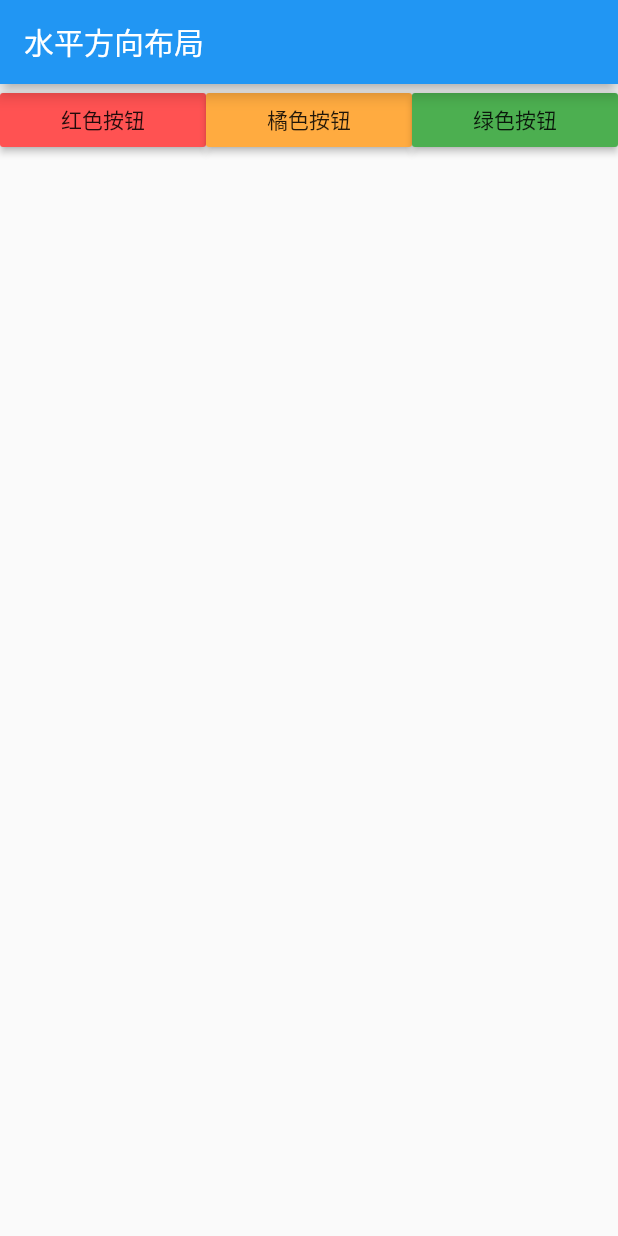
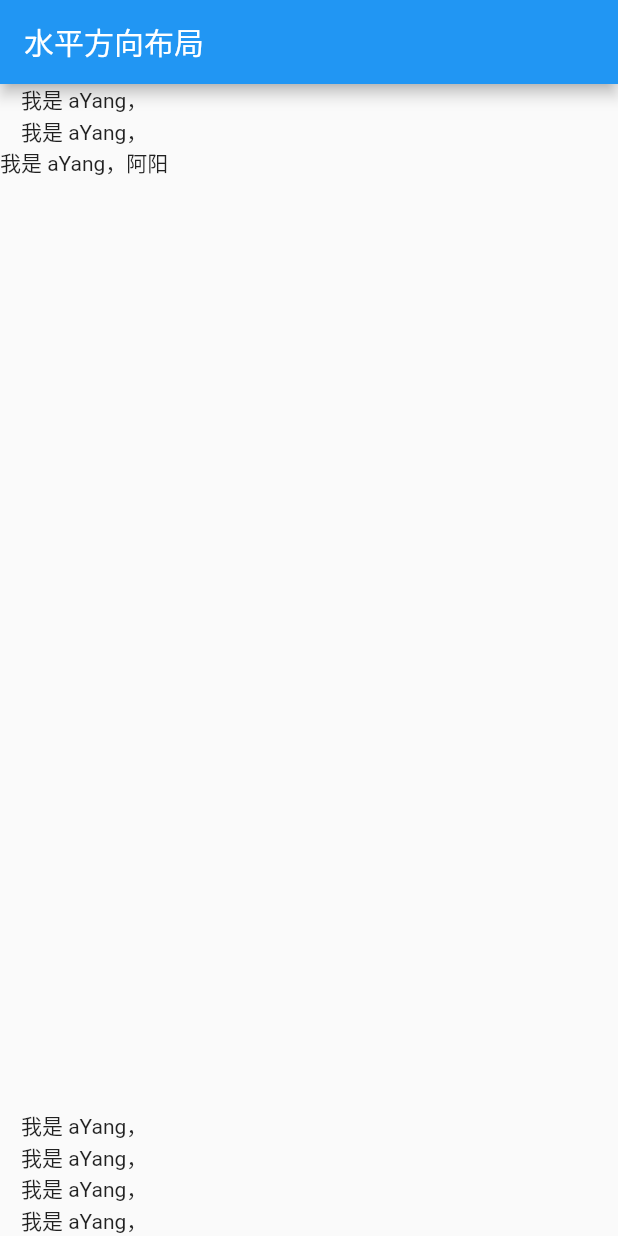
Before and after one commit to aYangLi/js_pang_flutter, a Flutter app: the screen it shows after launch, on a phone screen of 412 x 824 dp. Run offline on Flutter 3.47's test engine with Material 2 defaults, Android fonts, the phone set to English and light mode, and no system bars.

Commit message:
垂直方向布局

```diff
--- a/demo03/lib/main.dart
+++ b/demo03/lib/main.dart
@@ -11,26 +11,41 @@ class MyApp extends StatelessWidget{
         appBar: AppBar(
           title: Text('水平方向布局'),
         ),
-        body: Row(
+        // body: Row(
+        //   children: <Widget>[
+        //     Expanded(
+        //       child: RaisedButton(
+        //       onPressed: (){},
+        //       color: Colors.redAccent,
+        //       child: Text('红色按钮'),
+        //     )),
+        //      Expanded(
+        //       child: RaisedButton(
+        //       onPressed: (){},
+        //       color: Colors.orangeAccent,
+        //       child: Text('橘色按钮'),
+        //     )),
+        //      Expanded(
+        //       child: RaisedButton(
+        //       onPressed: (){},
+        //       color: Colors.green,
+        //       child: Text('绿色按钮'),
+        //     ))
+        //   ],
+        // ),
+
+        // 垂直方向布局
+        body: Column(
+          crossAxisAlignment: CrossAxisAlignment.center,
+          mainAxisAlignment: MainAxisAlignment.center,
           children: <Widget>[
-            Expanded(
-              child: RaisedButton(
-              onPressed: (){},
-              color: Colors.redAccent,
-              child: Text('红色按钮'),
-            )),
-             Expanded(
-              child: RaisedButton(
-              onPressed: (){},
-              color: Colors.orangeAccent,
-              child: Text('橘色按钮'),
-            )),
-             Expanded(
-              child: RaisedButton(
-              onPressed: (){},
-              color: Colors.green,
-              child: Text('绿色按钮'),
-            ))
+            Text('我是 aYang，'),
+            Text('我是 aYang，'),
+            Expanded(child:Text('我是 aYang，阿阳')),
+            Text('我是 aYang，'),
+            Text('我是 aYang，'),
+            Text('我是 aYang，'),
+            Text('我是 aYang，')
           ],
         ),
       ),
```
